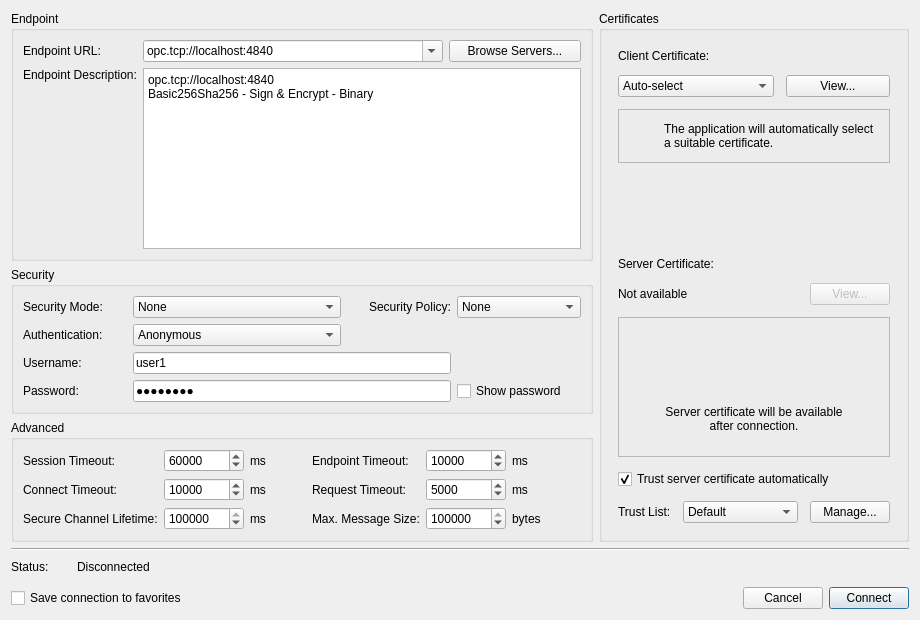
The window that src/dialogs/connectiondialog.ui (sanny32/OpenUaExplorer) describes before a commit, drawn with Qt 5.
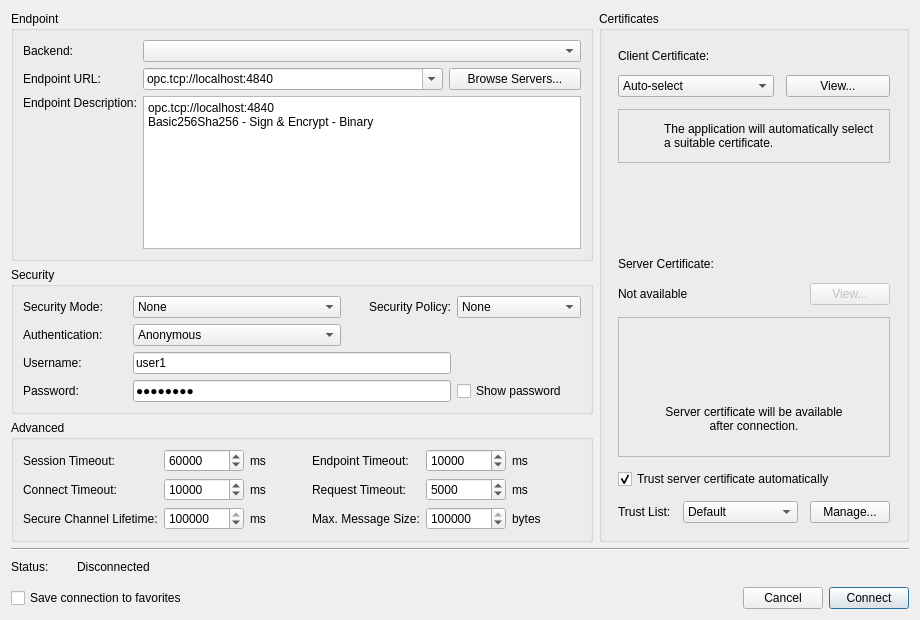
The same window after the commit. Icons and pictures are not drawn. Custom widgets are drawn as their Qt base class.

```diff
--- a/src/dialogs/connectiondialog.ui
+++ b/src/dialogs/connectiondialog.ui
@@ -34,6 +34,16 @@
           <string>Endpoint</string>
          </property>
          <layout class="QFormLayout" name="formLayout">
+          <item row="0" column="0">
+           <widget class="QLabel" name="backendLabel">
+            <property name="text">
+             <string>Backend:</string>
+            </property>
+           </widget>
+          </item>
+          <item row="0" column="1">
+           <widget class="QComboBox" name="backendComboBox"/>
+          </item>
           <item row="2" column="0">
            <widget class="QLabel" name="endpointDescriptionLabel">
             <property name="text">
```
